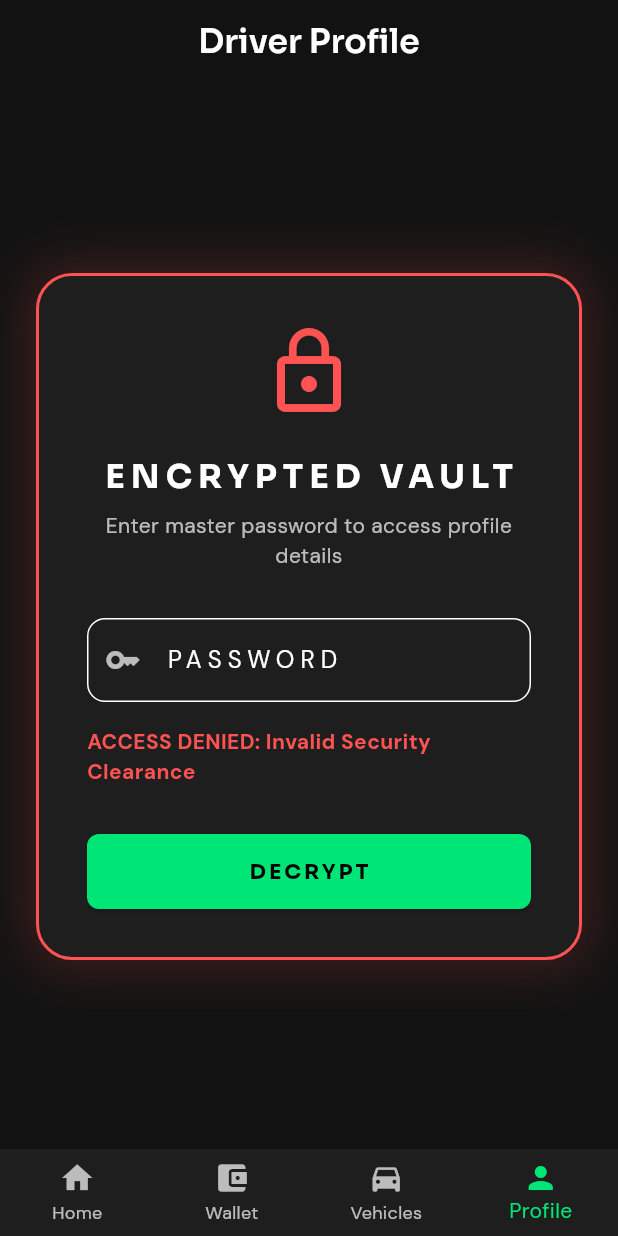
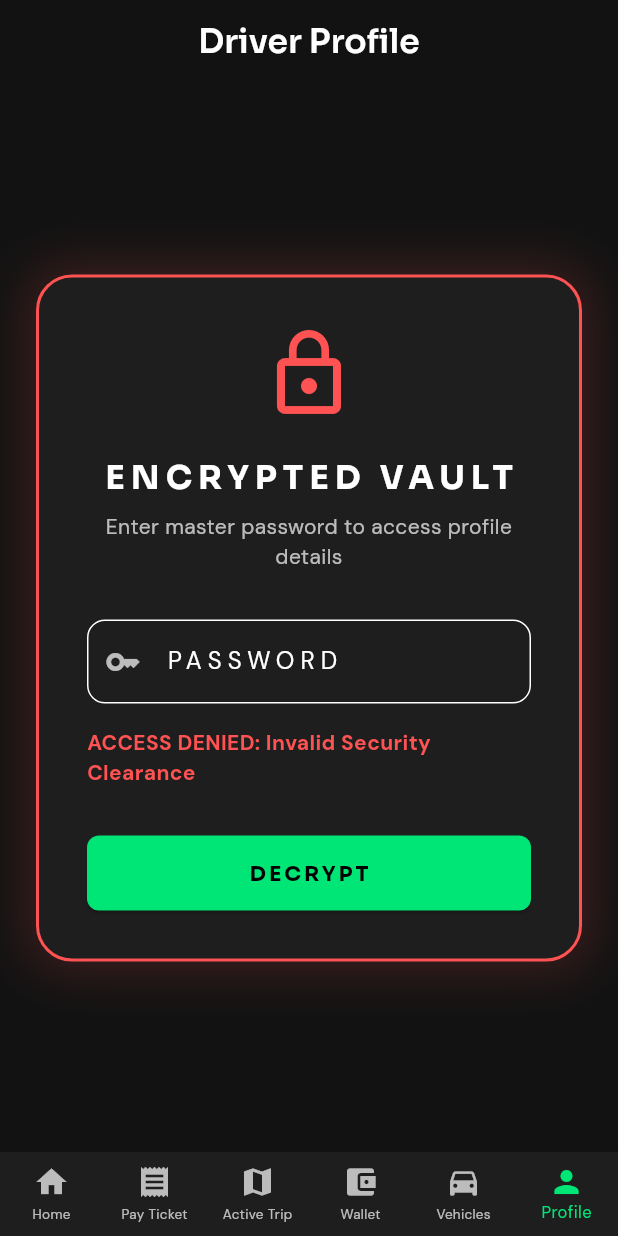
Before and after one commit to ethxnol18/SmartExit, a Flutter app: the ProfileScreen screen opened by its route, after a tap on "DECRYPT", on a phone screen of 412 x 824 dp. Run offline on Flutter 3.47's test engine with Material 3 defaults, Android fonts, the phone set to English and light mode, and no system bars; drawn by our look-alikes of flutter_animate; our stand-ins replace dio, flutter_riverpod, flutter_secure_storage, go_router, google_fonts, image_picker and 1 more; missing offline and left inert: google_mlkit_text_recognition, mobile_scanner; accounts and stored records are empty.

Commit message:
first commit

```diff
--- a/lib/core/router.dart
+++ b/lib/core/router.dart
@@ -24,6 +24,10 @@ final GlobalKey<NavigatorState> _rootNavigatorKey =
     GlobalKey<NavigatorState>(debugLabel: 'root');
 final GlobalKey<NavigatorState> _homeNavigatorKey =
     GlobalKey<NavigatorState>(debugLabel: 'home');
+final GlobalKey<NavigatorState> _payNavigatorKey =
+    GlobalKey<NavigatorState>(debugLabel: 'pay');
+final GlobalKey<NavigatorState> _tripNavigatorKey =
+    GlobalKey<NavigatorState>(debugLabel: 'trip');
 final GlobalKey<NavigatorState> _walletNavigatorKey =
     GlobalKey<NavigatorState>(debugLabel: 'wallet');
 final GlobalKey<NavigatorState> _vehiclesNavigatorKey =
@@ -64,7 +68,7 @@ final GoRouter appRouter = GoRouter(
         return MainShell(navigationShell: navigationShell);
       },
       branches: [
-        // Home Branch
+        // Tab 0: Home Branch
         StatefulShellBranch(
           navigatorKey: _homeNavigatorKey,
           routes: [
@@ -77,6 +81,22 @@ final GoRouter appRouter = GoRouter(
               builder: (context, state) => const NotificationsScreen(),
             ),
             GoRoute(
+              path: '/pass',
+              builder: (context, state) => PassScreen(
+                isEmergency: state.extra as bool? ?? false,
+              ),
+            ),
+            GoRoute(
+              path: '/emergency',
+              builder: (context, state) => const EmergencyScreen(),
+            ),
+          ],
+        ),
+        // Tab 1: Pay Ticket Branch
+        StatefulShellBranch(
+          navigatorKey: _payNavigatorKey,
+          routes: [
+            GoRoute(
               path: '/ticket',
               builder: (context, state) => const TicketRetrievalScreen(),
             ),
@@ -88,23 +108,19 @@ final GoRouter appRouter = GoRouter(
               path: '/payment',
               builder: (context, state) => const PaymentScreen(),
             ),
-            GoRoute(
-              path: '/pass',
-              builder: (context, state) => PassScreen(
-                isEmergency: state.extra as bool? ?? false,
-              ),
-            ),
-            GoRoute(
-              path: '/emergency',
-              builder: (context, state) => const EmergencyScreen(),
-            ),
+          ],
+        ),
+        // Tab 2: Active Trip Branch
+        StatefulShellBranch(
+          navigatorKey: _tripNavigatorKey,
+          routes: [
             GoRoute(
               path: '/trip',
               builder: (context, state) => const TripScreen(),
             ),
           ],
         ),
-        // Wallet Branch
+        // Tab 3: Wallet Branch
         StatefulShellBranch(
           navigatorKey: _walletNavigatorKey,
           routes: [
@@ -114,7 +130,7 @@ final GoRouter appRouter = GoRouter(
             ),
           ],
         ),
-        // Vehicles Branch
+        // Tab 4: Vehicles Branch
         StatefulShellBranch(
           navigatorKey: _vehiclesNavigatorKey,
           routes: [
@@ -128,7 +144,7 @@ final GoRouter appRouter = GoRouter(
             ),
           ],
         ),
-        // Profile Branch
+        // Tab 5: Profile Branch
         StatefulShellBranch(
           navigatorKey: _profileNavigatorKey,
           routes: [
--- a/lib/features/dashboard/dashboard_screen.dart
+++ b/lib/features/dashboard/dashboard_screen.dart
@@ -93,19 +93,6 @@ class _DashboardScreenState extends State<DashboardScreen> {
             _buildCarSlider(context),
             const SizedBox(height: 32),
             _buildEmergencyButton(context),
-            const SizedBox(height: 16),
-            Padding(
-              padding: const EdgeInsets.symmetric(horizontal: 16),
-              child: ElevatedButton.icon(
-                onPressed: () => context.push('/trip'),
-                icon: const Icon(Icons.play_arrow, color: Colors.black),
-                label: const Text('Start Active Trip Simulation', style: TextStyle(color: Colors.black, fontWeight: FontWeight.bold)),
-                style: ElevatedButton.styleFrom(
-                   backgroundColor: AppColors.primary,
-                   padding: const EdgeInsets.symmetric(vertical: 16)
-                )
-              ),
-            ),
             const SizedBox(height: 80), // Fab space
           ].animate(interval: 100.ms).fade(duration: 400.ms).slideY(begin: 0.1, end: 0, curve: Curves.easeOut),
         ),
--- a/lib/features/dashboard/main_shell.dart
+++ b/lib/features/dashboard/main_shell.dart
@@ -26,6 +26,8 @@ class MainShell extends StatelessWidget {
         selectedItemColor: AppColors.primary,
         unselectedItemColor: AppColors.textSecondary,
         type: BottomNavigationBarType.fixed,
+        selectedFontSize: 11,
+        unselectedFontSize: 9,
         currentIndex: navigationShell.currentIndex,
         onTap: (index) => navigationShell.goBranch(
           index,
@@ -33,6 +35,8 @@ class MainShell extends StatelessWidget {
         ),
         items: const [
           BottomNavigationBarItem(icon: Icon(Icons.home), label: 'Home'),
+          BottomNavigationBarItem(icon: Icon(Icons.receipt), label: 'Pay Ticket'),
+          BottomNavigationBarItem(icon: Icon(Icons.map), label: 'Active Trip'),
           BottomNavigationBarItem(
               icon: Icon(Icons.account_balance_wallet), label: 'Wallet'),
           BottomNavigationBarItem(
```
